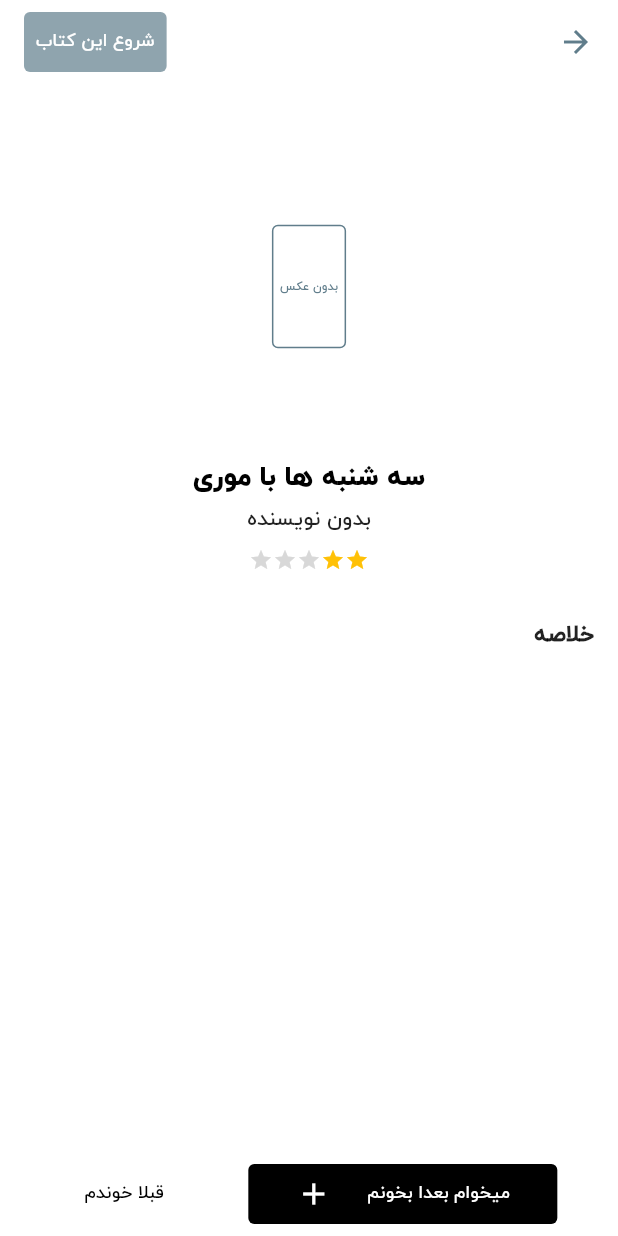
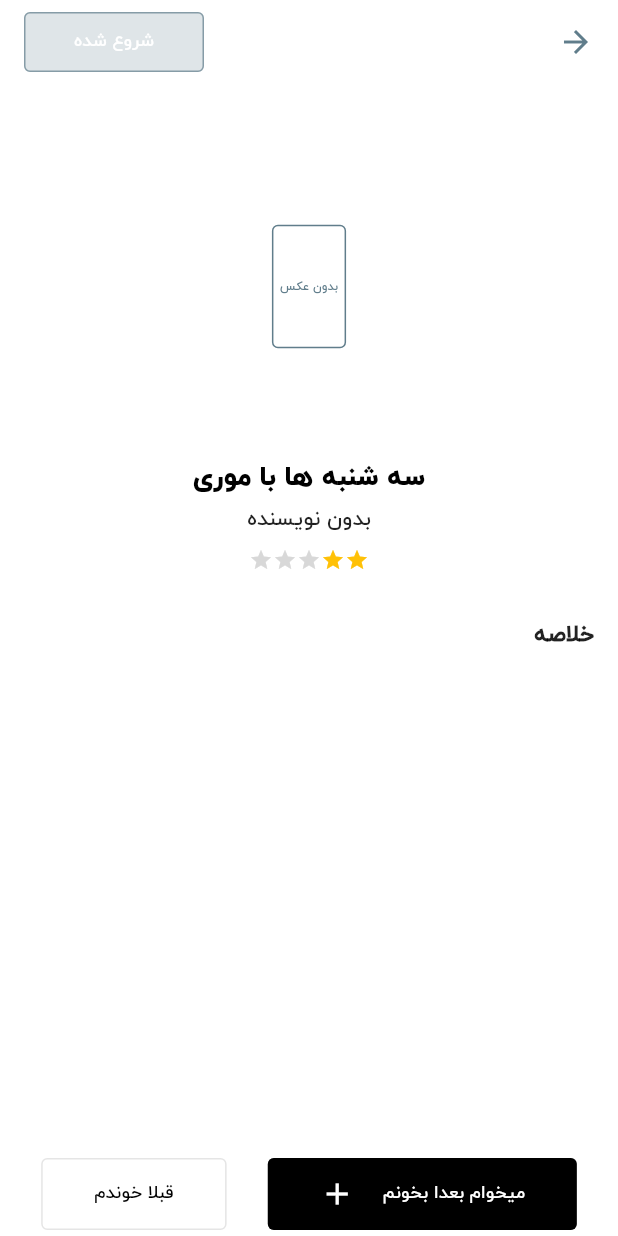
Before and after one commit to KamandShayegan/bookmark, a Flutter app: the screen it shows once a user with an empty profile is signed in, after a tap on "بدون عکس", on a phone screen of 412 x 824 dp. Run offline on Flutter 3.47's test engine with Material 2 defaults, Android fonts, the phone set to English and light mode, and no system bars; drawn by our look-alikes of flutter_rating_bar; our stand-ins replace dio, firebase_auth, firebase_core, flutter_svg, font_awesome_flutter, google_sign_in and 3 more; accounts and stored records are empty; network calls fail.

Commit message:
buttons on or off state - starting a book modal sheet

```diff
--- a/bookmark_codebase/lib/business_logic/services/http_services/requests.dart
+++ b/bookmark_codebase/lib/business_logic/services/http_services/requests.dart
@@ -2,7 +2,7 @@
 import 'package:dio/dio.dart';
 
 class HttpRequests{
-  static String baseUrl = 'https://taaghche.com/_next/data/CiaCeUpURWSzM8Dz6LXfK/';
+  static String baseUrl = 'https://taaghche.com/_next/data/dyo-T0Jg0j5QBcOQcDp6F/';
 
   Future<Response> getRequest(String endPoint) async{
     String url = "$baseUrl$endPoint";
--- a/bookmark_codebase/lib/components/book_containers/book_cover.dart
+++ b/bookmark_codebase/lib/components/book_containers/book_cover.dart
@@ -41,7 +41,7 @@
                 //   ),
                 // ),
                 errorBuilder: (context, obj, _) => Text('عکس پیدا نشد',
-                    style: Theme.of(context).textTheme.subtitle2),
+                    style: Theme.of(context).textTheme.overline),
               ),
             ),
           );
--- a/bookmark_codebase/lib/components/book_preview.dart/book_preview.dart
+++ b/bookmark_codebase/lib/components/book_preview.dart/book_preview.dart
@@ -2,15 +2,20 @@
     as bp;
 import 'package:bookmark_codebase/business_logic/models/objects/book.dart';
 import 'package:bookmark_codebase/business_logic/services/http_services/requests.dart';
+import 'package:bookmark_codebase/business_logic/services/providers/bookshelf/handle_bookshelves.dart';
 import 'package:bookmark_codebase/components/book_containers/book_cover.dart';
-import 'package:bookmark_codebase/components/buttons/small_button.dart';
+import 'package:bookmark_codebase/components/buttons/button_example.dart';
+import 'package:bookmark_codebase/components/buttons/button.dart';
 import 'package:bookmark_codebase/components/directions/custom_directionality.dart';
 import 'package:bookmark_codebase/components/floating_action_buttons/book_preview_floating_action_button.dart';
+import 'package:bookmark_codebase/components/modal_sheets/starting_a_book.dart';
 import 'package:bookmark_codebase/components/rating/read_only_rating_bar.dart';
 import 'package:bookmark_codebase/utils/constants/color_constants.dart';
 import 'package:bookmark_codebase/utils/constants/size_constants.dart';
 import 'package:dio/dio.dart';
 import 'package:flutter/material.dart';
+import 'package:flutter/scheduler.dart';
+import 'package:provider/provider.dart';
 
 class Preview extends StatefulWidget {
   final Book book;
@@ -23,6 +28,7 @@
 
 class _PreviewState extends State<Preview> {
   String description = '';
+  bool isAlreadyInReadingList = false;
 
   _fetchPreview() async {
     String id = widget.book.id;
@@ -46,6 +52,15 @@
   @override
   void initState() {
     _fetchPreview();
+    SchedulerBinding.instance!.addPostFrameCallback((_) {
+      var readModel = context.read<HandlingBookshelvesProvider>();
+      readModel.isReading.map((e) {
+        if (e.id == widget.book.id) {
+          isAlreadyInReadingList = true;
+          setState(() {});
+        }
+      });
+    });
     super.initState();
   }
 
@@ -65,16 +80,30 @@
           ),
           actions: [
             Container(
-              margin: EdgeInsets.only(left: 16, top: 8, bottom: 8),
+              margin: const EdgeInsets.only(left: 16, top: 8, bottom: 8),
               child: Button(
+                isOn: isAlreadyInReadingList,
+                width: 120,
                 title: Text(
+                  !isAlreadyInReadingList?'شروع شده':
                   'شروع این کتاب',
                   style: Theme.of(context)
                       .textTheme
                       .caption!
                       .apply(color: Colors.white),
                 ),
-                onTap: () {},
+                onTap: () {
+                  showModalBottomSheet(
+                      shape: RoundedRectangleBorder(
+                        borderRadius: BorderRadius.circular(8.0),
+                      ),
+                      context: context,
+                      builder: (BuildContext context) {
+                        return StartingABook(
+                          book: widget.book,
+                        );
+                      });
+                },
                 tappedColor: MyColors.blue.withOpacity(0.3),
                 defaultColor: MyColors.blue.withOpacity(0.7),
               ),
--- a/bookmark_codebase/lib/components/buttons/small_button.dart
+++ b/bookmark_codebase/lib/components/buttons/button.dart
@@ -6,17 +6,22 @@
   final VoidCallback onTap;
   final Color defaultColor;
   final Color tappedColor;
+  final bool isOn;
+  final double width;
+  final bool isPrimary;
+
   const Button(
       {Key? key,
       required this.title,
+      this.isOn = true,
       required this.onTap,
       this.defaultColor = MyColors.bone,
-      this.tappedColor = MyColors.bone})
+      this.tappedColor = MyColors.bone, required this.width, this.isPrimary=true})
       : super(key: key);
 
   @override
   Widget build(BuildContext context) {
-    var tapped = tappedColor.withOpacity(0.8);
+    var tapped = tappedColor.withOpacity(0.5);
 
     Color getColor(Set<MaterialState> states) {
       const Set<MaterialState> interactiveStates = <MaterialState>{
@@ -25,25 +30,33 @@
         MaterialState.focused,
       };
       if (states.any(interactiveStates.contains)) {
-        return tapped;
+        return isOn? tapped : Colors.transparent;
       }
-      return defaultColor;
+      return isOn ? defaultColor : defaultColor.withOpacity(0.2);
     }
 
-    double getElevation(Set<MaterialState> states){
-      if(states.contains(MaterialState.pressed)){
+    double getElevation(Set<MaterialState> states) {
+      if (states.contains(MaterialState.pressed)) {
         return 3;
-      }else{
+      } else {
         return 1;
       }
     }
 
-    return TextButton(
+    return OutlinedButton(
       style: ButtonStyle(
+        fixedSize: MaterialStateProperty.all<Size>(Size(width, 48)),
+        side: MaterialStateProperty.all<BorderSide>(
+          BorderSide(
+            color: isOn ? (isPrimary?tappedColor:defaultColor):defaultColor,
+            width: 1
+
+          ),
+        ),
         backgroundColor: MaterialStateProperty.resolveWith(getColor),
         overlayColor: MaterialStateProperty.resolveWith(getColor),
       ),
-      onPressed: onTap,
+      onPressed: isOn ? onTap : null,
       child: title,
     );
   }
--- a/bookmark_codebase/lib/components/expansion_panel/read_before_body.dart
+++ b/bookmark_codebase/lib/components/expansion_panel/read_before_body.dart
@@ -1,5 +1,5 @@
 import 'package:bookmark_codebase/business_logic/models/objects/book.dart';
-import 'package:bookmark_codebase/components/buttons/small_button.dart';
+import 'package:bookmark_codebase/components/buttons/button.dart';
 import 'package:bookmark_codebase/components/directions/custom_directionality.dart';
 import 'package:bookmark_codebase/components/user_inputs/text_form_fields/updating_current_page/updating_current_page.dart';
 import 'package:bookmark_codebase/utils/constants/color_constants.dart';
--- a/bookmark_codebase/lib/components/floating_action_buttons/book_preview_floating_action_button.dart
+++ b/bookmark_codebase/lib/components/floating_action_buttons/book_preview_floating_action_button.dart
@@ -1,4 +1,4 @@
-import 'package:bookmark_codebase/components/buttons/small_button.dart';
+import 'package:bookmark_codebase/components/buttons/button.dart';
 import 'package:flutter/material.dart';
 
 class BookPreviewFloatingActionButton extends StatelessWidget {
@@ -6,6 +6,7 @@
 
   @override
   Widget build(BuildContext context) {
+    var size = MediaQuery.of(context).size;
     return Container(
       padding: const EdgeInsets.symmetric(vertical: 4),
       color: Colors.white,
@@ -16,6 +17,7 @@
           Flexible(
             flex: 1,
             child: Button(
+              width: double.infinity,
               title: Row(
                 mainAxisAlignment: MainAxisAlignment.spaceEvenly,
                 children: [
@@ -40,6 +42,7 @@
           Flexible(
             flex: 1,
             child: Button(
+              width: size.width * 0.3,
               title: Container(
                 padding: const EdgeInsets.symmetric(horizontal: 8),
                 child: Text(
--- a/bookmark_codebase/lib/components/pop_ups/before_deletion_assurance.dart
+++ b/bookmark_codebase/lib/components/pop_ups/before_deletion_assurance.dart
@@ -1,5 +1,5 @@
 import 'package:bookmark_codebase/business_logic/services/providers/bookshelf/handle_bookshelves.dart';
-import 'package:bookmark_codebase/components/buttons/small_button.dart';
+import 'package:bookmark_codebase/components/buttons/button.dart';
 import 'package:bookmark_codebase/components/directions/custom_directionality.dart';
 import 'package:bookmark_codebase/utils/constants/color_constants.dart';
 import 'package:bookmark_codebase/utils/constants/svg_constants.dart';
@@ -38,6 +38,7 @@
         actionsAlignment: MainAxisAlignment.center,
         actions: <Widget>[
           Button(
+            width: 80,
             onTap: () {
               _deleteBook(index);
               Navigator.of(context).pop(true);
@@ -49,6 +50,7 @@
             tappedColor: MyColors.blue,
           ),
           Button(
+            width: 80,
             title: Text(
           'نه',
           style: Theme.of(context).textTheme.caption!.apply(color: Colors.black),),
--- a/bookmark_codebase/lib/components/user_inputs/text_form_fields/commenting/add_comment.dart
+++ b/bookmark_codebase/lib/components/user_inputs/text_form_fields/commenting/add_comment.dart
@@ -1,4 +1,4 @@
-import 'package:bookmark_codebase/components/buttons/small_button.dart';
+import 'package:bookmark_codebase/components/buttons/button.dart';
 import 'package:flutter/material.dart';
 
 class CommentsTextFormField extends StatelessWidget {
@@ -34,6 +34,7 @@
         // const SizedBox(height: 24,),
         const Spacer(),
         Button(
+          width: 90,
           title: Text(
             'ارسال',
             style:
--- a/bookmark_codebase/lib/main.dart
+++ b/bookmark_codebase/lib/main.dart
@@ -21,13 +21,13 @@
   Widget build(BuildContext context) {
     return MultiProvider(
       providers: [
-        ChangeNotifierProvider(
+        ChangeNotifierProvider<GoogleSignInProvider>(
           create: (context) => GoogleSignInProvider(),
         ),
-        ChangeNotifierProvider(
+        ChangeNotifierProvider<HandlingBookshelvesProvider>(
           create: (context) => HandlingBookshelvesProvider(),
         ),
-        ChangeNotifierProvider(
+        ChangeNotifierProvider<SearchBookProvider>(
           create: (context) => SearchBookProvider(),
         ),
       ],
@@ -93,7 +93,6 @@
 
             headline6: TextStyle(fontFamily: 'FaNum', fontSize: 12),
           ),
-
         ),
         routes: routes,
         initialRoute: '/',
--- a/bookmark_codebase/lib/utils/constants/color_constants.dart
+++ b/bookmark_codebase/lib/utils/constants/color_constants.dart
@@ -5,8 +5,11 @@
   static const Color buttonColors = Color(0xff000000);
   static const Color lightBlue = Color(0xffC0DEDB);
   static const Color blue = Colors.blueGrey;
+  static Color blueDarker = Colors.blueGrey.shade700;
   static const Color purple = Color(0xff9A80C7);
+  static const Color purpleDarker = Color(0xff5b4287);
   static const Color bone = Color(0xffE6BE8A);
+  static const Color boneDarker = Color(0xffa3855f);
   static const Color ratingStars = Colors.amber;
 
   //----BOTTOM NAVIGATION BAR:
--- /dev/null
+++ b/bookmark_codebase/lib/utils/enums/button_size.dart
@@ -0,0 +1,5 @@
+enum ButtonSize{
+  small,
+  big,
+  none
+}
--- /dev/null
+++ b/bookmark_codebase/lib/utils/methods/actions_on_page_counts/actions_on_page_counts.dart
@@ -0,0 +1,5 @@
+class ActionsOnPageCounts {
+  double calculateBookProgressFrom1(int currentPage, int pageCount) {
+    return double.parse(((currentPage) / pageCount).toStringAsFixed(2));
+  }
+}
```
Also changed, not shown: bookmark_codebase/lib/business_logic/services/providers/bookshelf/handle_bookshelves.dart (+17 -3 lines), bookmark_codebase/lib/components/buttons/button_example.dart (added, +81 -0 lines), bookmark_codebase/lib/components/expansion_panel/is_reading_body.dart (+34 -31 lines), bookmark_codebase/lib/components/modal_sheets/starting_a_book.dart (added, +154 -0 lines), bookmark_codebase/lib/components/progress_indicators/circular_percent_indicator.dart (added, +35 -0 lines), bookmark_codebase/lib/components/user_inputs/check_boxes/check_box.dart (added, +57 -0 lines), bookmark_codebase/lib/components/user_inputs/text_form_fields/updating_current_page/updating_current_page.dart (+11 -16 lines), bookmark_codebase/lib/ui/collections_by_reading_status/collection_template.dart (added, +38 -0 lines). Lines whose indentation alone changed are shown as unchanged.
